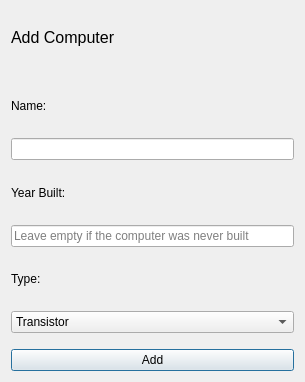
Before: the Qt Designer form addcomputerwindow.ui in athenabjorg/sacr, drawn with Qt 5.
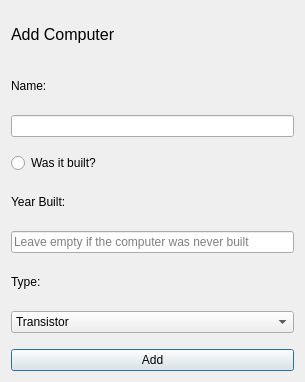
After: the same form once the commit is applied.

```diff
--- a/addcomputerwindow.ui
+++ b/addcomputerwindow.ui
@@ -26,6 +26,16 @@
      </property>
     </widget>
    </item>
+   <item>
+    <widget class="QLabel" name="nameLabel">
+     <property name="text">
+      <string>Name:</string>
+     </property>
+    </widget>
+   </item>
+   <item>
+    <widget class="QLineEdit" name="nameInput"/>
+   </item>
    <item>
     <spacer name="verticalSpacer_2">
      <property name="orientation">
@@ -43,15 +53,12 @@
     </spacer>
    </item>
    <item>
-    <widget class="QLabel" name="nameLabel">
+    <widget class="QRadioButton" name="wasBuiltInput">
      <property name="text">
-      <string>Name:</string>
+      <string>Was it built?</string>
      </property>
     </widget>
    </item>
-   <item>
-    <widget class="QLineEdit" name="nameInput"/>
-   </item>
    <item>
     <widget class="QLabel" name="yearBuiltLabel">
      <property name="text">
```
Left out of the diff: 2 changed lines with no effect on the pictures.
